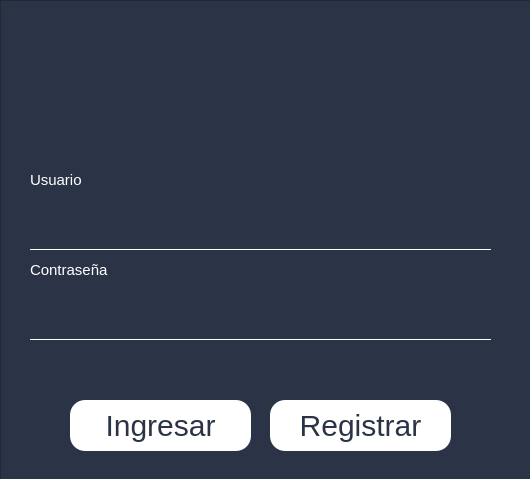
Above: ui_py/login.ui from Simon010717/EasyParkingPy before the change. Below: the same form after it.
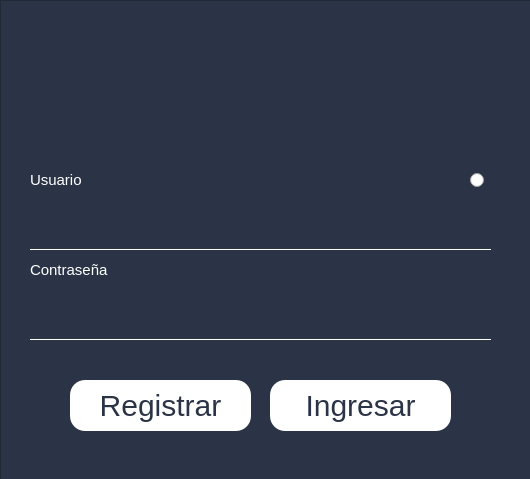
That is the form after the change. Icons and pictures are not drawn.

What changed in the file:
```diff
--- a/ui_py/login.ui
+++ b/ui_py/login.ui
@@ -159,8 +159,8 @@
     <widget class="QPushButton" name="registerButton">
      <property name="geometry">
       <rect>
-       <x>270</x>
-       <y>400</y>
+       <x>70</x>
+       <y>380</y>
        <width>181</width>
        <height>51</height>
       </rect>
@@ -172,8 +172,8 @@
     <widget class="QPushButton" name="loginButton">
      <property name="geometry">
       <rect>
-       <x>70</x>
-       <y>400</y>
+       <x>270</x>
+       <y>380</y>
        <width>181</width>
        <height>51</height>
       </rect>
@@ -198,6 +198,19 @@
       <set>Qt::AlignLeading|Qt::AlignLeft|Qt::AlignVCenter</set>
      </property>
     </widget>
+    <widget class="QRadioButton" name="adminButton">
+     <property name="geometry">
+      <rect>
+       <x>470</x>
+       <y>170</y>
+       <width>16</width>
+       <height>20</height>
+      </rect>
+     </property>
+     <property name="text">
+      <string/>
+     </property>
+    </widget>
    </widget>
   </widget>
  </widget>
```
